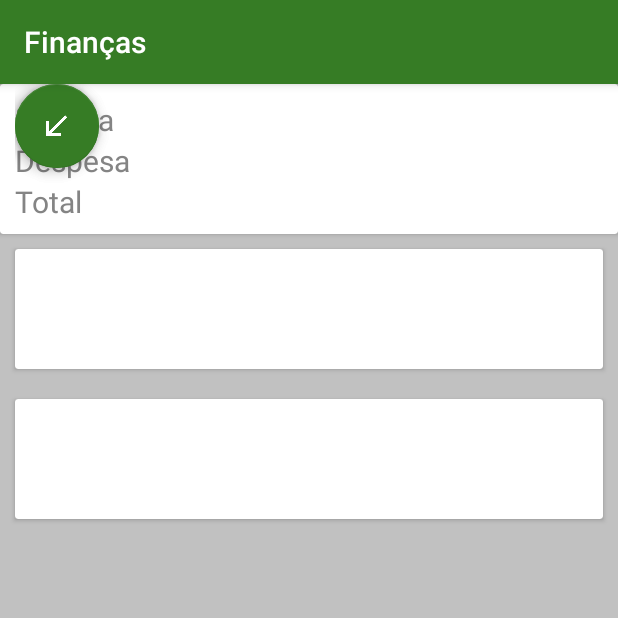
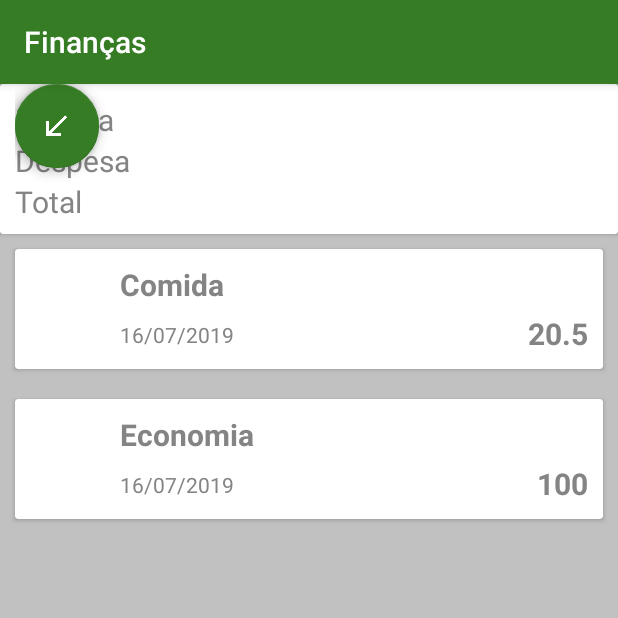
Before and after one commit to JeffehCG/FinancasKotlinAndroid, an Android app: the screen it shows after launch (ListaTransacoesActivity), on a phone screen of 412 x 824 dp, the top half of it. Run offline under Robolectric (Android 15) with nearby library versions, the phone set to English and light mode, and no system bars; plain views replace FloatingActionButton, FloatingActionMenu.

Commit message:
Atribuindo os valores do ItemTransacao View

```diff
--- /dev/null
+++ b/app/src/main/java/br/com/alura/financask/model/TransacaoItem.kt
@@ -0,0 +1,11 @@
+package br.com.alura.financask.model
+
+import java.math.BigDecimal
+import java.util.*
+
+//Classe de item da transação
+class TransacaoItem (val valor: BigDecimal, //Atributos da classe
+
+                     val categoria: String,
+                     val data: Calendar){ //No constructor é passado o valor, categoria e data
+}
--- a/app/src/main/java/br/com/alura/financask/ui/activity/ListaTransacoesActivity.kt
+++ b/app/src/main/java/br/com/alura/financask/ui/activity/ListaTransacoesActivity.kt
@@ -2,11 +2,14 @@ package br.com.alura.financask.ui.activity
 
 import android.os.Bundle
 import android.support.v7.app.AppCompatActivity
-import android.widget.ArrayAdapter
 import br.com.alura.financask.R
+import br.com.alura.financask.model.TransacaoItem
 import br.com.alura.financask.ui.adapter.ListaTransacoesAdapter
-import kotlinx.android.synthetic.main.activity_lista_transacoes.* //Com esse import do kotlin não é mais preciso ficar procurando o componente da view pelo id
-                                                                    // em vez de usar um findViewById e colocado o id direto
+import kotlinx.android.synthetic.main.activity_lista_transacoes.* //Com esse import do kotlin não é mais preciso ficar procurando os componentes da view pelo id
+import java.math.BigDecimal
+import java.util.*
+
+// em vez de usar um findViewById e colocado o id direto
 
 class ListaTransacoesActivity : AppCompatActivity() { //: é equivalente ao extends - para pegar determinada classe como herença
 
@@ -15,16 +18,19 @@ class ListaTransacoesActivity : AppCompatActivity() { //: é equivalente ao exte
         super.onCreate(savedInstanceState)
         setContentView(R.layout.activity_lista_transacoes)
 
-        //listOf - metodo para gerar uma lista (Array) (val = constante - não muda de valor )
-        val transacoes = listOf("Comida - R$ 20,50",
-                "Economia - R$ 100,00")
-
-        val arrayAdapter = ArrayAdapter(this,
-                android.R.layout.simple_list_item_1, transacoes)
+        //listOf - metodo para gerar uma lista (Array) (val = constante - não muda de valor ; var = mutavel)
+        val transacoes = listOf(
+                TransacaoItem(BigDecimal(20.5), "Comida", Calendar.getInstance()), //Cada item da lista sera uma instancia da classe
+                TransacaoItem(BigDecimal(100.0), "Economia", Calendar.getInstance())
+                )
 
         //Colocando o ID do componente da view direto (sem precisar usar findViewById
-        lista_transacoes_listview.setAdapter(
-                ListaTransacoesAdapter(transacoes, this))
+        lista_transacoes_listview.setAdapter( //Setando array na lista
+                ListaTransacoesAdapter(transacoes, this)) //Usando o adapter para transformar os itens da List, e retornar uma view(transacao_item) para cada item da lista
     }
 
 }
+
+//gerando arrayAdapter para colocar na lista (É preciso ele, pois a lista tera quantidades de dados diferentes, e a lista precisa se adaptar a esse array)
+//val arrayAdapter = ArrayAdapter(this,
+//        android.R.layout.simple_list_item_1, transacoes)
--- a/app/src/main/java/br/com/alura/financask/ui/adapter/ListaTransacoesAdapter.kt
+++ b/app/src/main/java/br/com/alura/financask/ui/adapter/ListaTransacoesAdapter.kt
@@ -6,28 +6,52 @@ import android.view.View
 import android.view.ViewGroup
 import android.widget.BaseAdapter
 import br.com.alura.financask.R
+import br.com.alura.financask.model.TransacaoItem
+import kotlinx.android.synthetic.main.transacao_item.view.*
+import java.text.SimpleDateFormat
 
-/**
- * Created by Alura on 22/09/2017.
- */
-class ListaTransacoesAdapter(transacoes: List<String>,
+// BaseAdapter -- Transforma uma classe em um adapter - nesse caso tranformar os itens de uma lista
+//alt + enter = implements members = criar as funções basicas de um adapter
+class ListaTransacoesAdapter(transacoes: List<TransacaoItem>,
                              context: Context) : BaseAdapter(){
 
+    //Transformando o contructor passado em atributos
     private val transacoes = transacoes
     private val context = context
 
+    //Função que ira criar a view (Retorna as view para cada item da lista)
+    //É preciso passar a posição do item, a view em ci, e a viewPai
     override fun getView(posicao: Int, view: View?, parent: ViewGroup?): View {
-       return LayoutInflater.from(context).inflate(R.layout.transacao_item, parent, false)
+
+        //LayoutInflater - criar telas de acordo com uma view passada (é preciso passar o contexto da activity que esta chamando o metodo "this dela")
+        val viewItemTransacao = LayoutInflater.from(context).inflate(R.layout.transacao_item, parent, false)
+
+        val transacaoItem = transacoes[posicao] //Recebendo o item da transação
+
+        //Atribuindo valores aos atribuotos da view, de acordo com o item passado (Equivalente ao setText)
+        viewItemTransacao.transacao_valor.text = transacaoItem.valor.toString()
+        viewItemTransacao.transacao_categoria.text = transacaoItem.categoria
+
+        //Formatando a hora, e atribuindo valor a view
+        val formatoDataBrasil = "dd/MM/YYYY"
+        val format = SimpleDateFormat(formatoDataBrasil)
+        val dataFormatada = format.format(transacaoItem.data.time)
+        viewItemTransacao.transacao_data.text = dataFormatada
+
+        return viewItemTransacao
     }
 
-    override fun getItem(posicao: Int): String {
+    //Retornando o item da transação, de acordo com a posicao passada (exemplo - como array[0])
+    override fun getItem(posicao: Int): TransacaoItem { //Retornando uma string (se colocar any retorna qualquer coisa)
         return transacoes[posicao]
     }
 
+    //Retorna 0 por que não tem nenhum id na lista
     override fun getItemId(p0: Int): Long {
         return 0
     }
 
+    //Retornando o tamanho da lista de transações
     override fun getCount(): Int {
         return transacoes.size
     }
```
